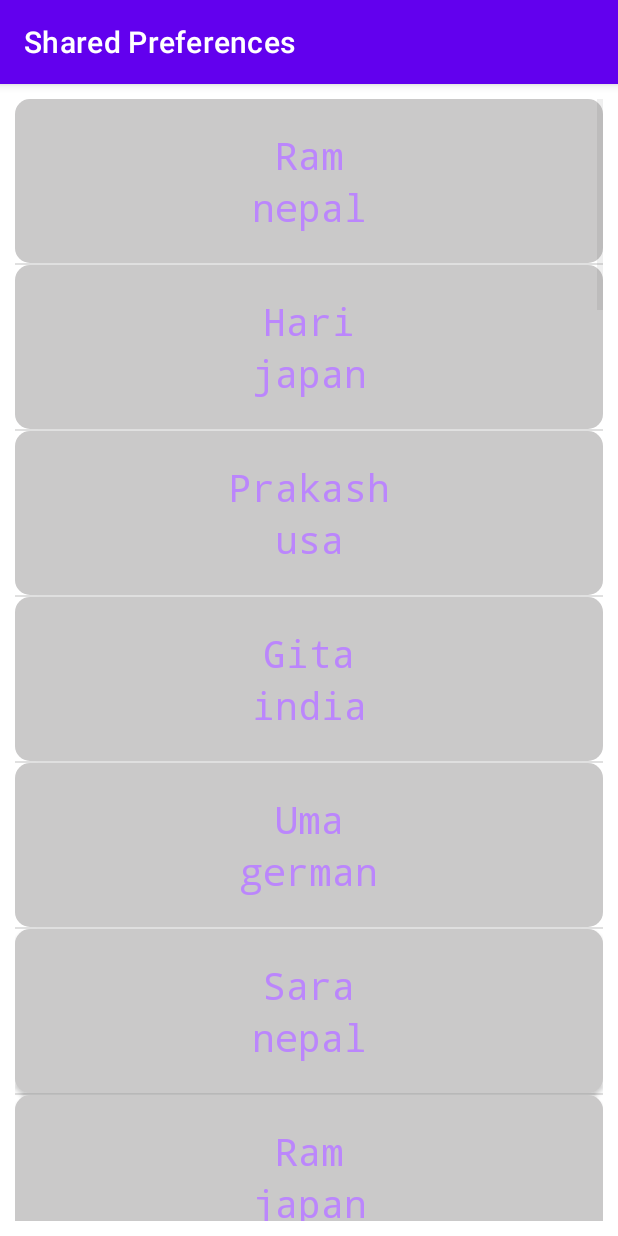
After one commit to minuschuman/mobile_programming-Shared_preferences, an Android app: the ListViewActivity1 screen opened directly, with no data from a screen before it, on a phone screen of 412 x 824 dp. The commit adds this screen. Run offline under Robolectric (Android 15) with nearby library versions, the phone set to English and light mode, and no system bars.

Commit message:
new updates

```diff
--- a/app/src/main/AndroidManifest.xml
+++ b/app/src/main/AndroidManifest.xml
@@ -9,6 +9,9 @@
         android:roundIcon="@mipmap/ic_launcher_round"
         android:supportsRtl="true"
         android:theme="@style/Theme.SharedPreferences">
+        <activity
+            android:name=".ListViewActivity1"
+            android:exported="false" />
         <activity
             android:name=".HomeActivity"
             android:exported="false" />
--- a/app/src/main/java/com/example/sharedpreferences/HomeActivity.java
+++ b/app/src/main/java/com/example/sharedpreferences/HomeActivity.java
@@ -8,13 +8,25 @@ import android.content.SharedPreferences;
 import android.os.Bundle;
 import android.view.Menu;
 import android.view.MenuItem;
+import android.view.View;
+import android.widget.Button;
+import android.widget.ListView;
 
 public class HomeActivity extends AppCompatActivity {
-
+private Button btn1;
     @Override
     protected void onCreate(Bundle savedInstanceState) {
         super.onCreate(savedInstanceState);
         setContentView(R.layout.activity_home);
+
+        btn1 = findViewById(R.id.btnArrayAdapter);
+
+        btn1.setOnClickListener(new View.OnClickListener() {
+            @Override
+            public void onClick(View view) {
+                startActivity(new Intent(HomeActivity.this, ListViewActivity1.class));
+            }
+        });
     }
 
     @Override
--- /dev/null
+++ b/app/src/main/java/com/example/sharedpreferences/ListViewActivity1.java
@@ -0,0 +1,47 @@
+package com.example.sharedpreferences;
+
+import androidx.appcompat.app.AppCompatActivity;
+
+import android.os.Bundle;
+import android.view.View;
+import android.widget.AdapterView;
+import android.widget.ArrayAdapter;
+import android.widget.ListView;
+import android.widget.Toast;
+
+public class ListViewActivity1 extends AppCompatActivity {
+private ListView list;
+String[] names = {
+        "Ram","Hari","Prakash","Gita","Uma","Sara",
+        "Ram","Hari","Prakash","Gita","Uma","Sara",
+        "Ram","Hari","Prakash","Gita","Uma","Sara",
+        "Ram","Hari","Prakash","Gita","Uma","Sara",
+        "Ram","Hari","Prakash","Gita","Uma","Sara",
+        "Ram","Hari","Prakash","Gita","Uma","Sara"
+};
+String[] address = {
+        "nepal", "japan", "usa", "india", "german",
+        "nepal", "japan", "usa", "india", "german",
+        "nepal", "japan", "usa", "india", "german",
+        "nepal", "japan", "usa", "india", "german",
+        "nepal", "japan", "usa", "india", "german",
+        "nepal", "japan", "usa", "india", "german"
+};
+    @Override
+    protected void onCreate(Bundle savedInstanceState) {
+        super.onCreate(savedInstanceState);
+        setContentView(R.layout.activity_list_view1);
+        list = findViewById(R.id.list1);
+
+//        list.setAdapter(new ArrayAdapter<String>(this, android.R.layout.simple_list_item_1, names));
+        list.setAdapter(new MyCustomAdapter(this, names, address));
+
+//        list.setOnItemClickListener(new AdapterView.OnItemClickListener() {
+//            @Override
+//            public void onItemClick(AdapterView<?> adapterView, View view, int i, long l) {
+//                Toast.makeText(ListViewActivity1.this,names[i],Toast.LENGTH_LONG).show();
+//            }
+//        });
+    }
+
+}
--- /dev/null
+++ b/app/src/main/java/com/example/sharedpreferences/MyCustomAdapter.java
@@ -0,0 +1,41 @@
+package com.example.sharedpreferences;
+
+import android.content.Context;
+import android.view.LayoutInflater;
+import android.view.View;
+import android.view.ViewGroup;
+import android.widget.AdapterView;
+import android.widget.ArrayAdapter;
+import android.widget.TextView;
+import android.widget.Toast;
+
+import androidx.annotation.NonNull;
+import androidx.annotation.Nullable;
+
+public class MyCustomAdapter extends ArrayAdapter {
+    Context c;
+    String[] data, addr;
+    public MyCustomAdapter(Context listViewActivity1, String[] names, String[] address){
+        super(listViewActivity1,0,names);
+        c=listViewActivity1;
+        data=names;
+        addr = address;
+    }
+
+    @NonNull
+    @Override
+    public View getView(int position, @Nullable View convertView, @NonNull ViewGroup parent) {
+        convertView = LayoutInflater.from(c).inflate(R.layout.single_item, null);
+        TextView tv = convertView.findViewById(R.id.textView);
+        TextView tv1 = convertView.findViewById(R.id.textView1);
+        tv.setText(data[position]);
+        tv1.setText(addr[position]);
+        convertView.setOnClickListener(new AdapterView.OnClickListener() {
+            @Override
+            public void onClick(View view) {
+                Toast.makeText(c,addr[position],Toast.LENGTH_LONG).show();
+            }
+        });
+        return convertView;
+    }
+}
--- a/app/src/main/res/layout/activity_home.xml
+++ b/app/src/main/res/layout/activity_home.xml
@@ -1,9 +1,21 @@
 <?xml version="1.0" encoding="utf-8"?>
-<androidx.constraintlayout.widget.ConstraintLayout xmlns:android="http://schemas.android.com/apk/res/android"
-    xmlns:app="http://schemas.android.com/apk/res-auto"
-    xmlns:tools="http://schemas.android.com/tools"
-    android:layout_width="match_parent"
+<!--<androidx.constraintlayout.widget.ConstraintLayout xmlns:android="http://schemas.android.com/apk/res/android"-->
+<!--    xmlns:app="http://schemas.android.com/apk/res-auto"-->
+<!--    xmlns:tools="http://schemas.android.com/tools"-->
+<!--    android:layout_width="match_parent"-->
+<!--    android:layout_height="match_parent"-->
+<!--    tools:context=".HomeActivity">-->
+
+<!--</androidx.constraintlayout.widget.ConstraintLayout>-->
+<LinearLayout android:layout_width="match_parent"
     android:layout_height="match_parent"
-    tools:context=".HomeActivity">
-
-</androidx.constraintlayout.widget.ConstraintLayout>
+    xmlns:android="http://schemas.android.com/apk/res/android"
+    android:orientation="vertical"
+    >
+    <Button
+        android:id="@+id/btnArrayAdapter"
+        android:layout_width="wrap_content"
+        android:layout_height="wrap_content"
+        android:text="ListView using ArrayAdapter"
+        />
+</LinearLayout>
--- /dev/null
+++ b/app/src/main/res/layout/activity_list_view1.xml
@@ -0,0 +1,11 @@
+<?xml version="1.0" encoding="utf-8"?>
+<LinearLayout android:layout_width="match_parent"
+    android:layout_height="match_parent"
+    xmlns:android="http://schemas.android.com/apk/res/android">
+    <ListView
+        android:layout_width="match_parent"
+        android:layout_height="match_parent"
+        android:id="@+id/list1"
+        android:layout_margin="10dp"
+        />
+</LinearLayout>
--- a/app/src/main/res/layout/activity_main.xml
+++ b/app/src/main/res/layout/activity_main.xml
@@ -69,13 +69,14 @@
             android:inputType="textPassword"
             android:autofillHints="password"
             />
+
         <Button
+            android:id="@+id/btnLogin"
             android:layout_width="wrap_content"
             android:layout_height="wrap_content"
-            android:text="Login"
-            android:id="@+id/btnLogin"
             android:layout_below="@+id/etPassword"
             android:layout_centerHorizontal="true"
+            android:text="Login"
             />
         <TextView
             android:layout_width="wrap_content"
--- /dev/null
+++ b/app/src/main/res/layout/single_item.xml
@@ -0,0 +1,41 @@
+<?xml version="1.0" encoding="utf-8"?>
+<androidx.cardview.widget.CardView android:layout_width="match_parent"
+    android:layout_height="wrap_content"
+    xmlns:app="http://schemas.android.com/apk/res-auto"
+    android:layout_margin="20dp"
+    app:cardCornerRadius="10dp"
+    app:cardBackgroundColor="@color/cardview_shadow_end_color"
+    xmlns:android="http://schemas.android.com/apk/res/android">
+<LinearLayout xmlns:android="http://schemas.android.com/apk/res/android"
+    android:orientation="vertical"
+    android:layout_width="match_parent"
+    android:layout_height="match_parent"
+    android:padding="20dp"
+    android:background="#cac9c9"
+    >
+
+    <TextView
+        android:layout_width="match_parent"
+        android:layout_height="wrap_content"
+        android:id="@+id/textView"
+        android:textSize="25sp"
+        android:fontFamily="monospace"
+        android:text="Hello"
+        android:gravity="center"
+        android:textColor="@color/purple_200"
+        />
+    <TextView
+        android:layout_width="match_parent"
+        android:layout_height="wrap_content"
+        android:id="@+id/textView1"
+        android:textSize="25sp"
+        android:fontFamily="monospace"
+        android:text="Hello"
+        android:gravity="center"
+        android:textColor="@color/purple_200"
+        />
+
+
+
+</LinearLayout>
+</androidx.cardview.widget.CardView>
```
